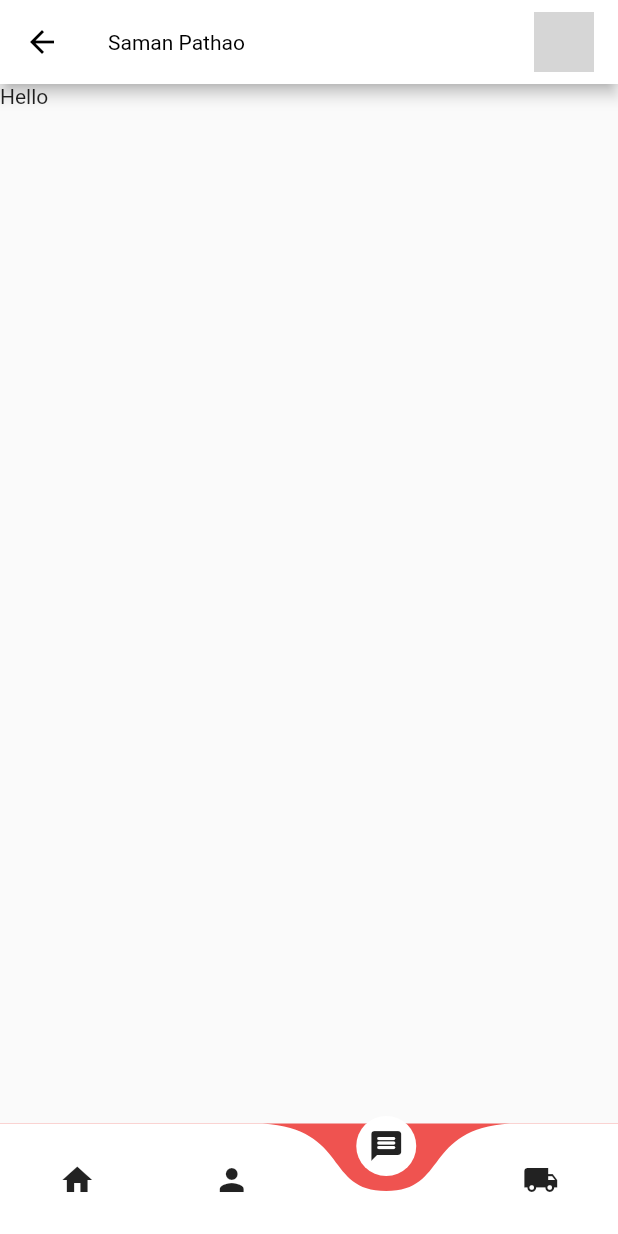
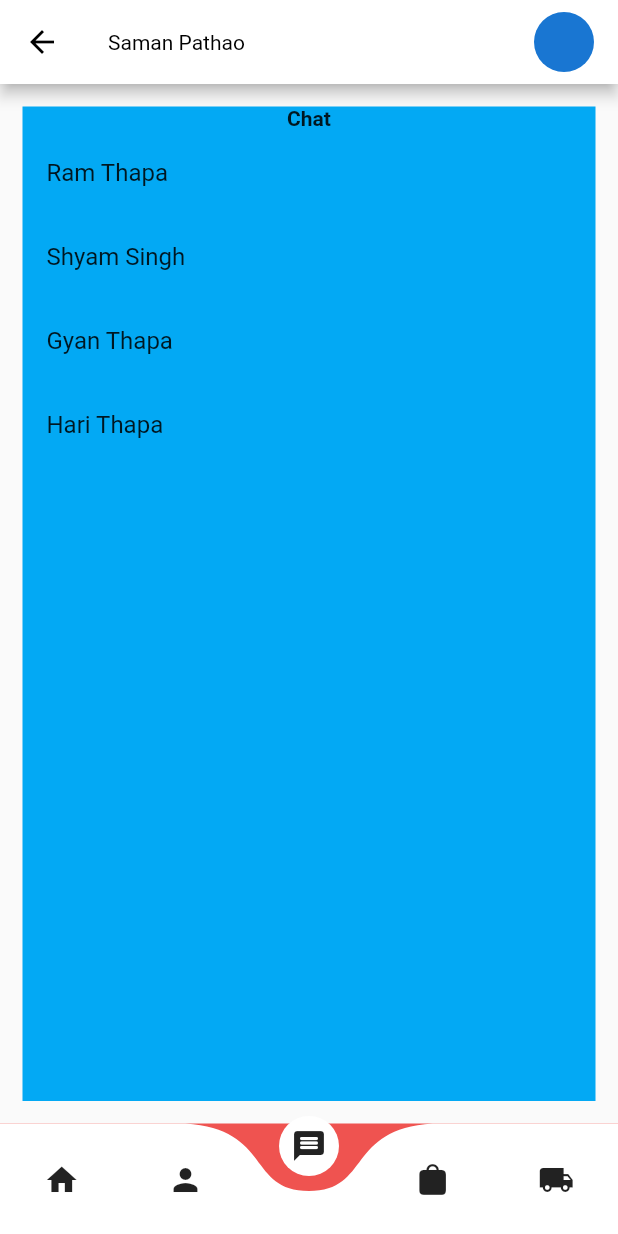
Before and after one commit to Babin6139/saman-pathao, a Flutter app: the HomePage screen opened by its route, swiped to page 3, on a phone screen of 412 x 824 dp. Run offline on Flutter 3.47's test engine with Material 2 defaults, Android fonts, the phone set to English and light mode, and no system bars; drawn by our look-alikes of curved_navigation_bar; our stand-ins replace animated_text_kit, email_validator, firebase_core, firebase_storage, flutter_map, image_picker and 2 more; accounts and stored records are empty; grey boxes are pictures that could not be loaded.

Commit message:
all delivery detail can be seen and chat page started

```diff
--- a/client/customer/lib/main.dart
+++ b/client/customer/lib/main.dart
@@ -1,5 +1,7 @@
+import 'package:customer/pages/chat_page.dart';
 import 'package:customer/pages/confirmation_order_page.dart';
 import 'package:customer/pages/home_page.dart';
+import 'package:customer/pages/individual_chat.dart';
 import 'package:customer/pages/login_page.dart';
 import 'package:customer/pages/map_placeorder.dart';
 import 'package:customer/pages/order_page.dart';
@@ -39,7 +41,8 @@ class MyApp extends StatelessWidget {
         MyRoutes.orderPage: (context) => DisplayOrder(),
         MyRoutes.settingPage: (context) => SettingPage(),
         MyRoutes.mapPlaceOrderPage: (context) => MapPlaceOrder(),
-        MyRoutes.confirmOrder: (context) => OrderConfirmationPage()
+        MyRoutes.confirmOrder: (context) => OrderConfirmationPage(),
+        MyRoutes.chat: (context) => IndvChat(),
       },
     );
   }
--- a/client/customer/lib/models/user_orders.dart
+++ b/client/customer/lib/models/user_orders.dart
@@ -10,7 +10,7 @@ class UserOrders {
   final int maxBudget;
   final int lowestbids;
   final int distance;
-  final List<String> shipments;
+  final List<dynamic> shipments;
   final int shipmentWeight;
   final String photo;
   UserOrders({
@@ -34,7 +34,7 @@ class UserOrders {
     int? maxBudget,
     int? lowestbids,
     int? distance,
-    List<String>? shipments,
+    List<dynamic>? shipments,
     int? shipmentWeight,
     String? photo,
   }) {
@@ -76,7 +76,7 @@ class UserOrders {
       maxBudget: map['maxBudget']?.toInt() ?? 0,
       lowestbids: map['lowestbids']?.toInt() ?? -1,
       distance: map['distance']?.toInt() ?? 0,
-      shipments: List<String>.from(map['shipments']),
+      shipments: map['shipments'] ?? [],
       shipmentWeight: map['shipmentWeight']?.toInt() ?? 0,
       photo: map['photo'] ?? "https://picsum.photos/200/300",
     );
--- /dev/null
+++ b/client/customer/lib/pages/chat_page.dart
@@ -0,0 +1,58 @@
+import 'package:customer/utils/routes.dart';
+import 'package:flutter/material.dart';
+
+class ChatPage extends StatelessWidget {
+  const ChatPage({Key? key}) : super(key: key);
+
+  @override
+  Widget build(BuildContext context) {
+    Size size = MediaQuery.of(context).size;
+    return Container(
+      margin: EdgeInsets.all(15),
+      color: Colors.lightBlue,
+      child: Column(children: [
+        Container(
+            width: size.width,
+            child: Center(
+                child: Text("Chat",
+                    style: TextStyle(fontWeight: FontWeight.bold)))),
+        Expanded(
+          child: Container(
+              child: ListView(
+            // ignore: prefer_const_literals_to_create_immutables
+            children: [
+              ListTile(
+                onTap: () {
+                  Navigator.pushNamed(context, MyRoutes.chat,
+                      arguments: "Ram Thapa");
+                },
+                title: Text("Ram Thapa"),
+              ),
+              ListTile(
+                onTap: () {
+                  Navigator.pushNamed(context, MyRoutes.chat,
+                      arguments: "Shyam Singh");
+                },
+                title: Text("Shyam Singh"),
+              ),
+              ListTile(
+                onTap: () {
+                  Navigator.pushNamed(context, MyRoutes.chat,
+                      arguments: "Gyan Thapa");
+                },
+                title: Text("Gyan Thapa"),
+              ),
+              ListTile(
+                onTap: () {
+                  Navigator.pushNamed(context, MyRoutes.chat,
+                      arguments: "Hari Thapa");
+                },
+                title: Text("Hari Thapa"),
+              )
+            ],
+          )),
+        )
+      ]),
+    );
+  }
+}
--- a/client/customer/lib/pages/home.dart
+++ b/client/customer/lib/pages/home.dart
@@ -21,9 +21,7 @@ class Home extends StatelessWidget {
         DetailCard(
           userData: userData,
         ),
-        Orders(
-          userData: userData,
-        ),
+        Orders(),
         Delivery(
           userData: userData,
         )
--- a/client/customer/lib/pages/home_page.dart
+++ b/client/customer/lib/pages/home_page.dart
@@ -1,10 +1,13 @@
 import 'package:customer/models/user_data.dart';
+import 'package:customer/pages/all_orderPage.dart';
+import 'package:customer/pages/chat_page.dart';
 import 'package:customer/pages/place_order.dart';
 import 'package:customer/pages/profile.dart';
 import 'package:customer/providers/userData.dart';
 import 'package:customer/utils/mycolor.dart';
 import 'package:customer/pages/home.dart';
 import 'package:customer/widgets/my_navigationbar.dart';
+import 'package:flutter/cupertino.dart';
 import "package:flutter/material.dart";
 import "package:curved_navigation_bar/curved_navigation_bar.dart";
 import 'package:provider/provider.dart';
@@ -34,8 +37,8 @@ class _HomePageState extends State<HomePage> {
             padding: const EdgeInsets.only(right: 16.0),
             child: Center(
               child: CircleAvatar(
-                backgroundImage: NetworkImage(userData.photo.toString()),
-              ),
+                  // backgroundImage: NetworkImage(" "),
+                  ),
             ),
           )
         ],
@@ -51,6 +54,7 @@ class _HomePageState extends State<HomePage> {
           Icon(Icons.home),
           Icon(Icons.person),
           Icon(Icons.message_rounded),
+          Icon(CupertinoIcons.bag_fill),
           Icon(Icons.local_shipping),
         ],
         onTap: (value) {
@@ -79,6 +83,12 @@ class _HomePageState extends State<HomePage> {
                 page = value;
               });
               break;
+            case 4:
+              setState(() {
+                _scrollToIndex(value);
+                page = value;
+              });
+              break;
             default:
           }
         },
@@ -94,9 +104,8 @@ class _HomePageState extends State<HomePage> {
         children: [
           Home(),
           Profile(),
-          Container(
-            child: Text("Hello"),
-          ),
+          ChatPage(),
+          AllOrderPage(),
           PlaceOrder(),
         ],
       ),
--- a/client/customer/lib/pages/login_page.dart
+++ b/client/customer/lib/pages/login_page.dart
@@ -38,7 +38,9 @@ class _LoginPageState extends State<LoginPage> {
           var data = responseBody["data"];
           context.read<UserDataProvide>().changeData(UserData.fromMap(data));
           Navigator.pushReplacementNamed(context, MyRoutes.homepage);
-        } else {}
+        } else {
+          Navigator.pushReplacementNamed(context, MyRoutes.signup);
+        }
       }
     }
 
--- a/client/customer/lib/utils/routes.dart
+++ b/client/customer/lib/utils/routes.dart
@@ -7,4 +7,5 @@ class MyRoutes {
   static String settingPage = "/settingpage";
   static String mapPlaceOrderPage = "/mapplaceorder";
   static String confirmOrder = "/confirmOrder";
+  static String chat = "/chat";
 }
--- a/client/customer/lib/widgets/detail_card.dart
+++ b/client/customer/lib/widgets/detail_card.dart
@@ -36,9 +36,9 @@ class DetailCard extends StatelessWidget {
                     color: Colors.amber),
                 child: CircleAvatar(
                   backgroundColor: MyColor.color1,
-                  backgroundImage: NetworkImage(
-                    userData.photo,
-                  ),
+                  // backgroundImage: NetworkImage(
+                  //   userData.photo,
+                  // ),
                 ),
               ),
               Expanded(
--- a/client/customer/lib/widgets/orders.dart
+++ b/client/customer/lib/widgets/orders.dart
@@ -9,10 +9,8 @@ import 'package:flutter/material.dart';
 import 'package:provider/src/provider.dart';
 
 class Orders extends StatelessWidget {
-  final UserData userData;
   const Orders({
     Key? key,
-    required this.userData,
   }) : super(key: key);
 
   @override
--- a/client/customer/pubspec.yaml
+++ b/client/customer/pubspec.yaml
@@ -28,6 +28,7 @@ environment:
 # versions available, run `flutter pub outdated`.
 dependencies:
   animated_text_kit: ^4.2.1
+  cloud_firestore: ^3.1.12
   cupertino_icons: ^1.0.2
   curved_navigation_bar: ^1.0.3
   email_validator: ^2.0.1
```
Also changed, not shown: client/customer/lib/models/placeorder.dart (+36 -18 lines), client/customer/lib/pages/all_orderPage.dart (added, +159 -0 lines), client/customer/lib/pages/confirmation_order_page.dart (+54 -3 lines), client/customer/lib/pages/individual_chat.dart (added, +27 -0 lines), client/customer/lib/pages/place_order.dart (+26 -9 lines), 5 other files.
